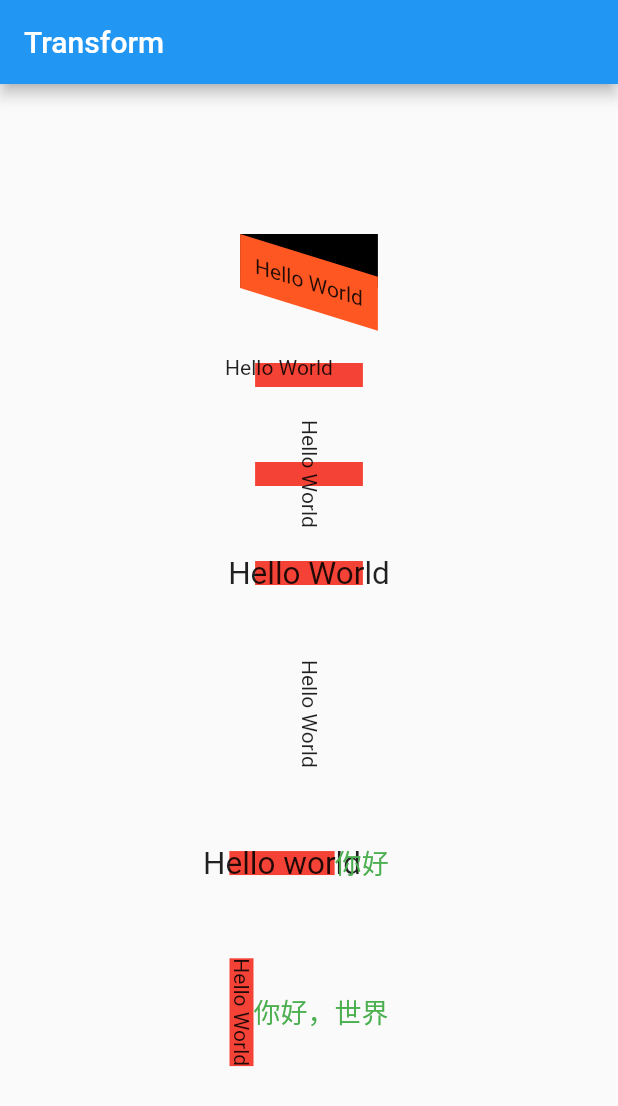
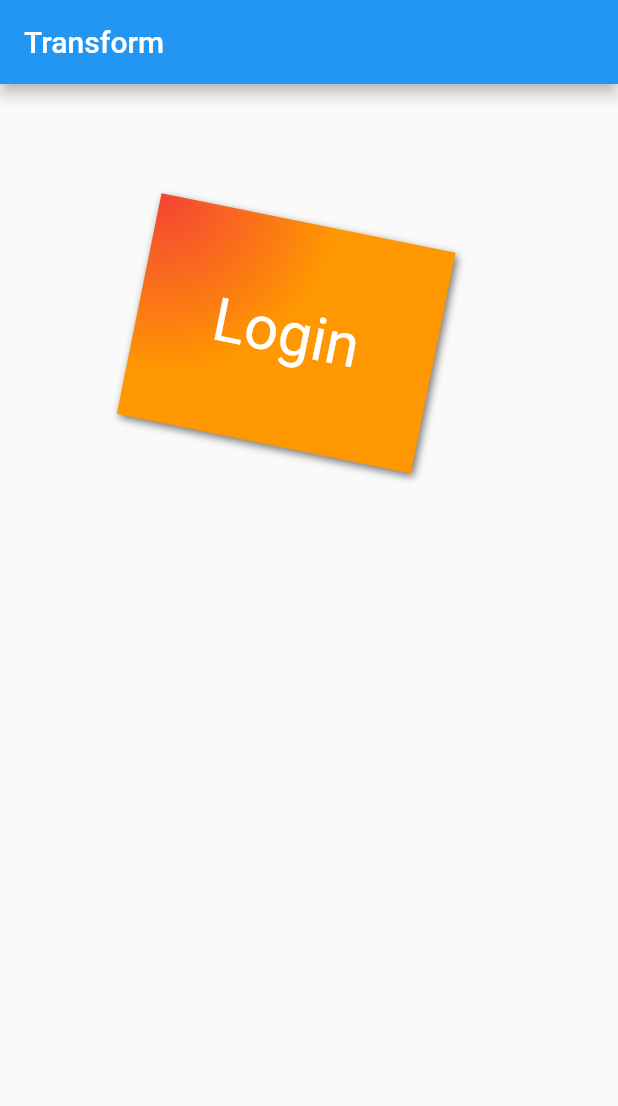
Before and after one commit to LeeWongSnail/FlutterLearning, a Flutter app: the screen it shows after launch, on a phone screen of 412 x 824 dp. Shown: the top 1106 px of the screen. Run offline on Flutter 3.47's test engine with Material 2 defaults, Android fonts, the phone set to English and light mode, and no system bars.

Commit message:
[comments]：更新container学习 [jira_id]：none [version]：

```diff
--- a/Demo/flutterui/lib/main.dart
+++ b/Demo/flutterui/lib/main.dart
@@ -38,57 +38,19 @@ class TransformPage extends StatelessWidget {
   Widget build(BuildContext context) {
     return Scaffold(
       appBar: AppBar(title: Text('Transform'),),
-      body: Column(
-        mainAxisAlignment: MainAxisAlignment.start,
-        children: [
-          Padding(padding: EdgeInsets.only(top: 100, left: 100)),
-          Container(
-            color: Colors.black,
-            child: Transform(
-              alignment: Alignment.bottomLeft,
-              transform: Matrix4.skewY(0.3),
-              child: Container(
-                padding: EdgeInsets.all(10),
-                color: Colors.deepOrange,
-                child: Text('Hello World'),
-              ),
-            ),
-          ),
-          // 平移
-          Padding(padding: EdgeInsets.only(top: 50)),
-          DecoratedBox(decoration: BoxDecoration(color: Colors.red), child: Transform.translate(offset: Offset(-20.0, -5.0), child: Text('Hello World'),),),
-          Padding(padding: EdgeInsets.only(top: 50)),
-          // 旋转
-          DecoratedBox(decoration: BoxDecoration(color: Colors.red), child: Transform.rotate(angle: math.pi/2, child: Text('Hello World'),),),
-          Padding(padding: EdgeInsets.only(top: 50)),
-          // 缩放
-          DecoratedBox(decoration: BoxDecoration(color: Colors.red), child: Transform.scale(scale: 1.5, child: Text('Hello World'),),),
-          Padding(padding: EdgeInsets.only(top: 50)),
-          RotatedBox(quarterTurns: 1, child: Text('Hello World'),),
-          Padding(padding: EdgeInsets.only(top: 50)),
-          Row(
-            mainAxisAlignment: MainAxisAlignment.center,
-            children: <Widget>[
-              DecoratedBox(
-                  decoration:BoxDecoration(color: Colors.red),
-                  child: Transform.scale(scale: 1.5,
-                      child: Text("Hello world")
-                  )
-              ),
-              Text("你好", style: TextStyle(color: Colors.green, fontSize: 18.0),)
-            ],
-          ),
-          Padding(padding: EdgeInsets.only(top: 50)),
-          Row(
-            mainAxisAlignment: MainAxisAlignment.center,
-            children: [
-              DecoratedBox(decoration: BoxDecoration(
-                color: Colors.red
-              ), child: RotatedBox(quarterTurns: 1,child: Text('Hello World'),),),
-              Text('你好，世界',style: TextStyle(color: Colors.green, fontSize: 18),),
-            ],
-          ),
-        ],
+      body: Container(
+        // 设置外边距
+        margin: EdgeInsets.only(top: 50, left: 120),
+        // 设置固定大小
+        constraints: BoxConstraints.tightFor(width: 200, height: 150),
+        // 设置背景
+        decoration: BoxDecoration(
+          gradient: RadialGradient(colors: [Colors.red, Colors.orange], center: Alignment.topLeft, radius: .8),
+          boxShadow: [BoxShadow(color: Colors.black54, offset: Offset(2.0, 2.0), blurRadius: 4)],
+        ),
+        alignment: Alignment.center, // child 在父视图中的位置
+        transform: Matrix4.rotationZ(.2), // transform是Matrix4类型的
+        child: Text('Login', style: TextStyle(color: Colors.white, fontSize: 40),),
       ),
     );
   }
```
Also changed, not shown: Demo/flutterui/lib/flutterui_paddingmargin.dart (added, +22 -0 lines), Demo/flutterui/lib/flutterui_transform.dart (added, +63 -0 lines), res/Simulator Screen Shot - iPhone 14 Pro - 2022-12-07 at 09.24.49.png (added), res/flutterui_containermargin&padding.png (added), 1 other file.
